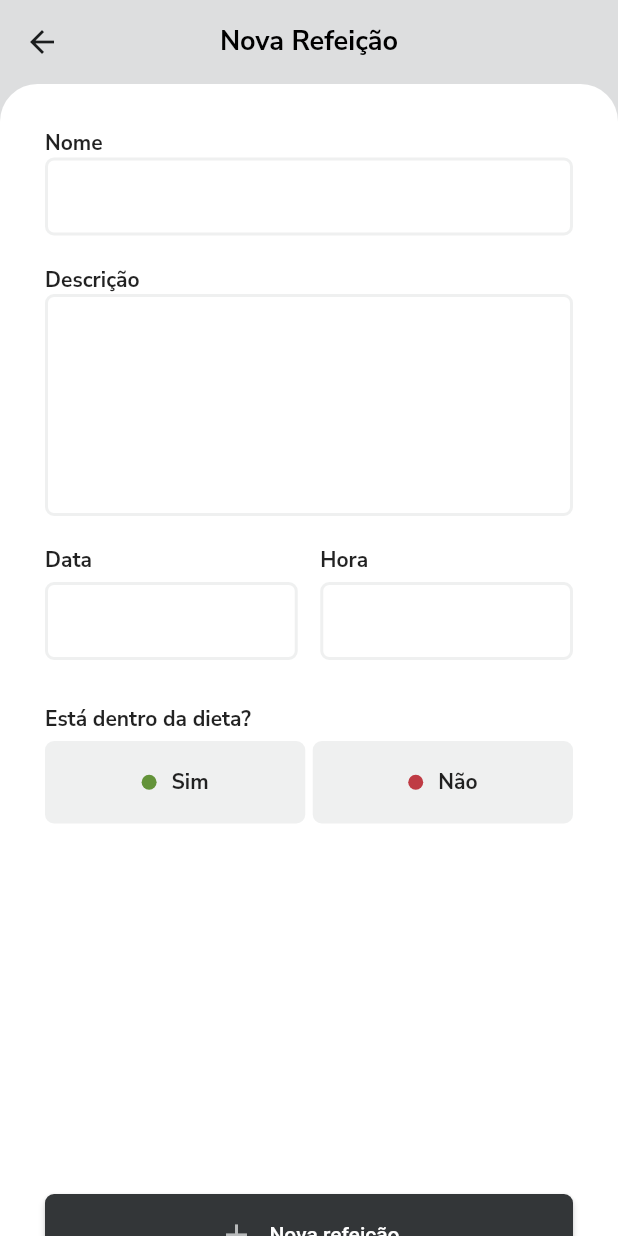
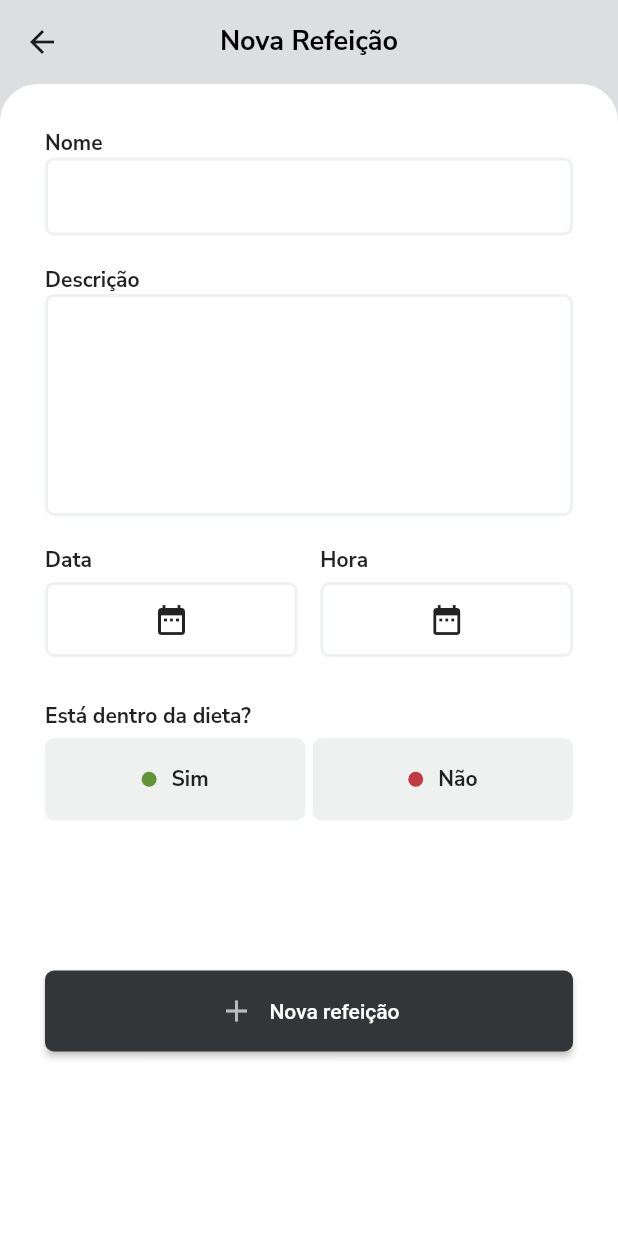
Before and after one commit to IagoAntunes/DailyDiet, a Flutter app: the NewSnackPage screen opened directly, on a phone screen of 412 x 824 dp. Run offline on Flutter 3.47's test engine with Material 2 defaults, Android fonts, the phone set to English and light mode, and no system bars; our stand-ins replace cloud_firestore, firebase_core, google_fonts, grouped_list; accounts and stored records are empty.

Commit message:
New SnackPage

```diff
--- a/lib/src/presentations/NewSnack/new_snack_page.dart
+++ b/lib/src/presentations/NewSnack/new_snack_page.dart
@@ -1,6 +1,8 @@
 import 'package:dailydiet/core/colors.dart';
+import 'package:dailydiet/src/presentations/SendSnack/send_snack_page.dart';
 import 'package:flutter/material.dart';
 import 'package:google_fonts/google_fonts.dart';
+import 'package:intl/intl.dart';
 
 class NewSnackPage extends StatefulWidget {
   const NewSnackPage({super.key});
@@ -10,6 +12,9 @@ class NewSnackPage extends StatefulWidget {
 }
 
 class _NewSnackPageState extends State<NewSnackPage> {
+  String? selectedHour;
+  DateTime? selectedDate;
+  bool? isDiet;
   final _form = GlobalKey<FormState>();
   @override
   Widget build(BuildContext context) {
@@ -115,7 +120,29 @@ class _NewSnackPageState extends State<NewSnackPage> {
                                 ),
                               ),
                               const SizedBox(height: 5),
-                              Container(
+                              GestureDetector(
+                                onTap: () async {
+                                  DateTime? pickedDate = await showDatePicker(
+                                      context: context,
+                                      initialDate: DateTime.now(),
+                                      firstDate: DateTime(2000),
+                                      lastDate: DateTime(2101));
+                                  if (pickedDate != null) {
+                                    String formattedDate =
+                                        DateFormat('dd/MM/yyyy')
+                                            .format(pickedDate);
+                                    setState(
+                                      () {
+                                        selectedDate = pickedDate;
+                                      },
+                                    );
+                                  }
+                                },
+                                child: Container(
+                                  width: double.infinity,
+                                  height: 50,
+                                  padding: const EdgeInsets.symmetric(
+                                      horizontal: 10),
                                   decoration: BoxDecoration(
                                     border: Border.all(
                                       width: 2,
@@ -125,11 +152,13 @@ class _NewSnackPageState extends State<NewSnackPage> {
                                       Radius.circular(6),
                                     ),
                                   ),
-                                child: TextFormField(
-                                  decoration: const InputDecoration(
-                                    border: InputBorder.none,
-                                    contentPadding:
-                                        EdgeInsets.symmetric(horizontal: 10),
+                                  child: Center(
+                                    child: Expanded(
+                                      child: selectedDate != null
+                                          ? Text(DateFormat('dd/MM/yyyy')
+                                              .format(selectedDate!))
+                                          : const Icon(Icons.date_range),
+                                    ),
                                   ),
                                 ),
                               ),
@@ -149,7 +178,36 @@ class _NewSnackPageState extends State<NewSnackPage> {
                                 ),
                               ),
                               const SizedBox(height: 5),
-                              Container(
+                              GestureDetector(
+                                onTap: () async {
+                                  showTimePicker(
+                                    context: context,
+                                    initialTime:
+                                        const TimeOfDay(hour: 6, minute: 0),
+                                  ).then(
+                                    (time) {
+                                      if (time != null) {
+                                        setState(() {
+                                          selectedHour =
+                                              DateFormat('HH:mm').format(
+                                            DateTime(
+                                              DateTime.now().year,
+                                              DateTime.now().month,
+                                              DateTime.now().day,
+                                              time.hour,
+                                              time.minute,
+                                            ),
+                                          );
+                                        });
+                                      }
+                                    },
+                                  );
+                                },
+                                child: Container(
+                                  width: double.infinity,
+                                  height: 50,
+                                  padding: const EdgeInsets.symmetric(
+                                      horizontal: 10),
                                   decoration: BoxDecoration(
                                     border: Border.all(
                                       width: 2,
@@ -159,11 +217,12 @@ class _NewSnackPageState extends State<NewSnackPage> {
                                       Radius.circular(6),
                                     ),
                                   ),
-                                child: TextFormField(
-                                  decoration: const InputDecoration(
-                                    border: InputBorder.none,
-                                    contentPadding:
-                                        EdgeInsets.symmetric(horizontal: 10),
+                                  child: Center(
+                                    child: Expanded(
+                                      child: selectedHour != null
+                                          ? Text(selectedHour.toString())
+                                          : const Icon(Icons.date_range),
+                                    ),
                                   ),
                                 ),
                               ),
@@ -184,13 +243,35 @@ class _NewSnackPageState extends State<NewSnackPage> {
                     Row(
                       children: [
                         Expanded(
+                          child: GestureDetector(
+                            onTap: () {
+                              setState(() {
+                                if (isDiet == true) {
+                                  isDiet = null;
+                                } else {
+                                  isDiet = true;
+                                }
+                              });
+                            },
                             child: Container(
                               height: 55,
                               decoration: BoxDecoration(
-                              color: AppColors.gray6,
+                                color: isDiet == null
+                                    ? AppColors.gray6
+                                    : (isDiet!
+                                        ? AppColors.greenLight
+                                        : AppColors.gray6),
                                 borderRadius: const BorderRadius.all(
                                   Radius.circular(6),
                                 ),
+                                border: isDiet == null
+                                    ? null
+                                    : (isDiet!
+                                        ? Border.all(
+                                            width: 1,
+                                            color: AppColors.greenDark,
+                                          )
+                                        : null),
                               ),
                               child: Row(
                                 mainAxisAlignment: MainAxisAlignment.center,
@@ -215,17 +296,39 @@ class _NewSnackPageState extends State<NewSnackPage> {
                               ),
                             ),
                           ),
+                        ),
                         const SizedBox(
                           width: 5,
                         ),
                         Expanded(
+                          child: GestureDetector(
+                            onTap: () {
+                              setState(() {
+                                if (isDiet == false) {
+                                  isDiet = null;
+                                } else {
+                                  isDiet = false;
+                                }
+                              });
+                            },
                             child: Container(
                               height: 55,
                               decoration: BoxDecoration(
-                              color: AppColors.gray6,
+                                color: isDiet == null
+                                    ? AppColors.gray6
+                                    : (isDiet!
+                                        ? AppColors.gray6
+                                        : AppColors.redLight),
                                 borderRadius: const BorderRadius.all(
                                   Radius.circular(6),
                                 ),
+                                border: isDiet == null
+                                    ? null
+                                    : (isDiet!
+                                        ? null
+                                        : Border.all(
+                                            width: 1,
+                                            color: AppColors.redDark)),
                               ),
                               child: Row(
                                 mainAxisAlignment: MainAxisAlignment.center,
@@ -250,18 +353,19 @@ class _NewSnackPageState extends State<NewSnackPage> {
                               ),
                             ),
                           ),
+                        ),
                       ],
                     )
                   ],
                 ),
               ),
-              const Expanded(child: SizedBox()),
+              const SizedBox(height: 100),
               ElevatedButton(
                 onPressed: () {
                   Navigator.push(
                     context,
                     MaterialPageRoute(
-                      builder: (context) => const NewSnackPage(),
+                      builder: (context) => SendSnackPage(isDiet: isDiet!),
                     ),
                   );
                 },
```
Lines whose indentation alone changed are shown as unchanged.
